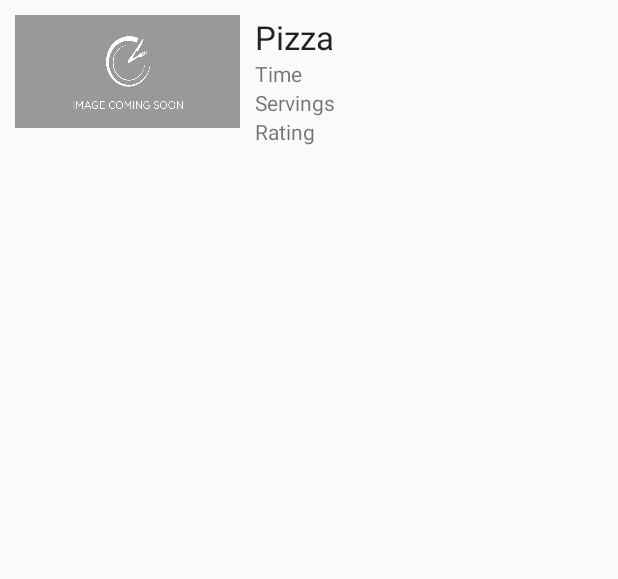
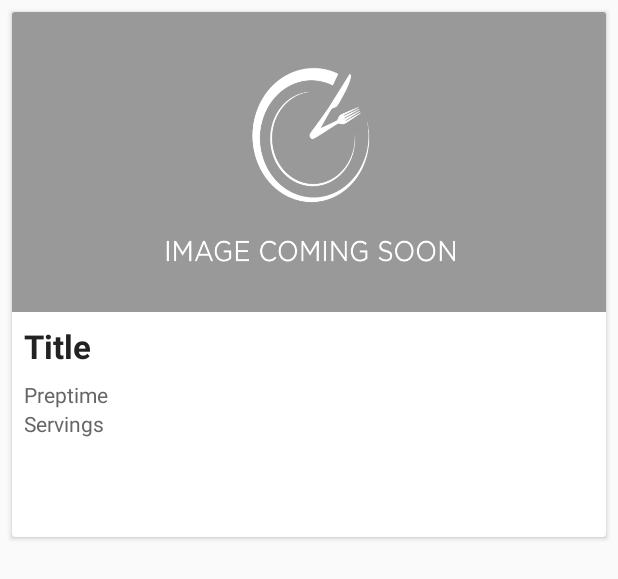
Before and after one commit to self-ignition/Mobile-Application, an Android app: the layout single_row.xml on its own in the app's theme, with its tools: preview values and no code run, on a phone screen of 412 x 824 dp. Shown: the top 579 px of the screen. Run offline under Robolectric (Android 15) with nearby library versions, the phone set to English and light mode, and no system bars; network calls fail.

Commit message:
Updated design for the search results

```diff
--- a/app/build.gradle
+++ b/app/build.gradle
@@ -8,6 +8,7 @@ android {
     defaultConfig {
         applicationId "com.self_ignition.cabbage2"
         minSdkVersion 16
+        multiDexEnabled true
         targetSdkVersion 25
         versionCode 1
         versionName "1.0"
@@ -31,6 +32,7 @@ dependencies {
     compile 'com.android.support:support-v4:25.1.1'
     compile 'com.jakewharton:butterknife:6.1.0'
     compile 'com.android.volley:volley:1.0.0'
+    compile 'com.android.support:cardview-v7:25.1.1'
     compile  'org.apache.commons:commons-lang3:3.0'
     testCompile 'junit:junit:4.12'
     compile 'com.google.android.gms:play-services:10.0.1'
--- a/app/src/main/res/layout/single_row.xml
+++ b/app/src/main/res/layout/single_row.xml
@@ -1,54 +1,57 @@
-<?xml version="1.0" encoding="utf-8"?>
-<RelativeLayout xmlns:android="http://schemas.android.com/apk/res/android"
+<android.support.v7.widget.CardView xmlns:android="http://schemas.android.com/apk/res/android"
+    android:id="@+id/card_view"
+    android:layout_width="match_parent"
+    android:layout_height="350dp"
+    android:layout_margin="8dp"
+    android:clickable="true"
+    android:elevation="8dp"
+    android:foreground="?android:attr/selectableItemBackground">
+
+    <RelativeLayout
         android:layout_width="match_parent"
         android:layout_height="match_parent">
 
         <ImageView
-        android:layout_margin="10dp"
-        android:layout_width="150dp"
-        android:layout_height="75dp"
             android:id="@+id/imageView"
+            android:layout_width="match_parent"
+            android:layout_height="200dp"
             android:background="@drawable/placeholder"
             android:layout_alignParentTop="true"
-        android:layout_alignParentLeft="true"
-        />
+            android:scaleType="centerCrop" />
 
         <TextView
-        android:text="Pizza"
-        android:layout_marginRight="10dp"
+            android:id="@+id/textView2"
+            android:text="Title"
             android:layout_width="wrap_content"
             android:layout_height="wrap_content"
-        android:textAppearance="?android:attr/textAppearanceLarge"
-        android:layout_alignTop="@+id/imageView"
-        android:layout_toRightOf="@+id/imageView"
-        android:id="@+id/textView2"
-        android:layout_alignParentRight="true"
-        android:layout_alignParentEnd="true" />
+            android:layout_below="@+id/imageView"
+            android:maxLines="3"
+            android:padding="8dp"
+            android:textColor="#222"
+            android:textStyle="bold"
+            android:textSize="22dp" />
 
         <TextView
-        android:text="Time"
+            android:id="@+id/textView3"
+            android:text="Preptime"
             android:layout_width="wrap_content"
             android:layout_height="wrap_content"
-        android:id="@+id/textView3"
             android:layout_below="@+id/textView2"
-        android:layout_toRightOf="@+id/imageView"
-        android:layout_toEndOf="@+id/imageView" />
+            android:maxLines="1"
+            android:paddingLeft="8dp"
+            android:textColor="#666"
+            android:textSize="14dp" />
 
         <TextView
+            android:id="@+id/textView4"
             android:text="Servings"
             android:layout_width="wrap_content"
             android:layout_height="wrap_content"
             android:layout_below="@+id/textView3"
-        android:layout_toRightOf="@+id/imageView"
-        android:layout_toEndOf="@+id/imageView"
-        android:id="@+id/textView4" />
+            android:maxLines="1"
+            android:paddingLeft="8dp"
+            android:textColor="#666"
+            android:textSize="14dp" />
 
-    <TextView
-        android:text="Rating"
-        android:layout_width="wrap_content"
-        android:layout_height="wrap_content"
-        android:layout_below="@+id/textView4"
-        android:layout_toRightOf="@+id/imageView"
-        android:layout_toEndOf="@+id/imageView"
-        android:id="@+id/textView5" />
     </RelativeLayout>
+</android.support.v7.widget.CardView>
```
Lines whose indentation alone changed are shown as unchanged.
